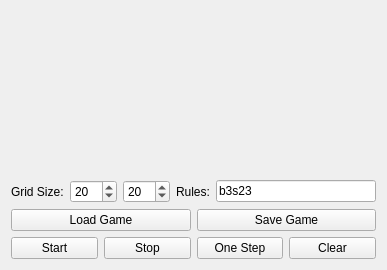
Above: Life/widget.ui from tkubysheva/NSU-projects before the change. Below: the same form after it.
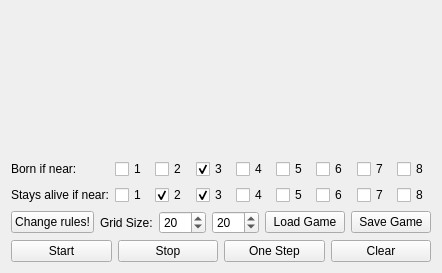
That is the form after the change.

```diff
--- a/Life/widget.ui
+++ b/Life/widget.ui
@@ -6,34 +6,26 @@
    <rect>
     <x>0</x>
     <y>0</y>
-    <width>387</width>
-    <height>270</height>
+    <width>440</width>
+    <height>273</height>
    </rect>
   </property>
   <property name="windowTitle">
    <string>Widget</string>
   </property>
   <layout class="QGridLayout" name="gridLayout_2">
-   <item row="0" column="0">
-    <layout class="QHBoxLayout" name="horizontalLayout">
-     <item>
-      <spacer name="verticalSpacer">
-       <property name="orientation">
-        <enum>Qt::Vertical</enum>
-       </property>
-       <property name="sizeHint" stdset="0">
-        <size>
-         <width>20</width>
-         <height>40</height>
-        </size>
-       </property>
-      </spacer>
-     </item>
-    </layout>
-   </item>
-   <item row="1" column="0">
+   <item row="2" column="0">
     <layout class="QVBoxLayout" name="verticalLayout">
      <item>
+      <layout class="QHBoxLayout" name="horizontalLayout_6">
+       <item>
+        <widget class="QPushButton" name="change">
+         <property name="text">
+          <string>Change rules!</string>
+         </property>
+        </widget>
+       </item>
+       <item>
       <layout class="QHBoxLayout" name="horizontalLayout_2">
        <item>
         <widget class="QLabel" name="label">
@@ -68,24 +60,8 @@
          </property>
         </widget>
        </item>
-       <item>
-        <widget class="QLabel" name="label_2">
-         <property name="text">
-          <string>Rules:</string>
-         </property>
-        </widget>
-       </item>
-       <item>
-        <widget class="QLineEdit" name="rules">
-         <property name="text">
-          <string>b3s23</string>
-         </property>
-        </widget>
-       </item>
-      </layout>
-     </item>
-     <item>
-      <layout class="QHBoxLayout" name="horizontalLayout_6">
+        </layout>
+       </item>
        <item>
         <widget class="QPushButton" name="load">
          <property name="text">
@@ -136,6 +112,165 @@
      </item>
     </layout>
    </item>
+   <item row="0" column="0">
+    <layout class="QHBoxLayout" name="horizontalLayout">
+     <item>
+      <spacer name="verticalSpacer">
+       <property name="orientation">
+        <enum>Qt::Vertical</enum>
+       </property>
+       <property name="sizeHint" stdset="0">
+        <size>
+         <width>20</width>
+         <height>40</height>
+        </size>
+       </property>
+      </spacer>
+     </item>
+    </layout>
+   </item>
+   <item row="1" column="0">
+    <layout class="QGridLayout" name="gridLayout">
+     <item row="2" column="8">
+      <widget class="QCheckBox" name="b8">
+       <property name="text">
+        <string>8</string>
+       </property>
+      </widget>
+     </item>
+     <item row="5" column="3">
+      <widget class="QCheckBox" name="s3">
+       <property name="text">
+        <string>3</string>
+       </property>
+       <property name="checked">
+        <bool>true</bool>
+       </property>
+      </widget>
+     </item>
+     <item row="5" column="4">
+      <widget class="QCheckBox" name="s4">
+       <property name="text">
+        <string>4</string>
+       </property>
+      </widget>
+     </item>
+     <item row="2" column="3">
+      <widget class="QCheckBox" name="b3">
+       <property name="text">
+        <string>3</string>
+       </property>
+       <property name="checked">
+        <bool>true</bool>
+       </property>
+      </widget>
+     </item>
+     <item row="2" column="4">
+      <widget class="QCheckBox" name="b4">
+       <property name="text">
+        <string>4</string>
+       </property>
+      </widget>
+     </item>
+     <item row="5" column="8">
+      <widget class="QCheckBox" name="s8">
+       <property name="text">
+        <string>8</string>
+       </property>
+      </widget>
+     </item>
+     <item row="5" column="7">
+      <widget class="QCheckBox" name="s7">
+       <property name="text">
+        <string>7</string>
+       </property>
+      </widget>
+     </item>
+     <item row="5" column="5">
+      <widget class="QCheckBox" name="s5">
+       <property name="text">
+        <string>5</string>
+       </property>
+      </widget>
+     </item>
+     <item row="2" column="6">
+      <widget class="QCheckBox" name="b6">
+       <property name="text">
+        <string>6</string>
+       </property>
+      </widget>
+     </item>
+     <item row="5" column="2">
+      <widget class="QCheckBox" name="s2">
+       <property name="text">
+        <string>2</string>
+       </property>
+       <property name="checked">
+        <bool>true</bool>
+       </property>
+      </widget>
+     </item>
+     <item row="2" column="2">
+      <widget class="QCheckBox" name="b2">
+       <property name="text">
+        <string>2</string>
+       </property>
+       <property name="checked">
+        <bool>false</bool>
+       </property>
+      </widget>
+     </item>
+     <item row="2" column="5">
+      <widget class="QCheckBox" name="b5">
+       <property name="text">
+        <string>5</string>
+       </property>
+      </widget>
+     </item>
+     <item row="5" column="6">
+      <widget class="QCheckBox" name="s6">
+       <property name="text">
+        <string>6</string>
+       </property>
+      </widget>
+     </item>
+     <item row="2" column="7">
+      <widget class="QCheckBox" name="b7">
+       <property name="text">
+        <string>7</string>
+       </property>
+      </widget>
+     </item>
+     <item row="2" column="1">
+      <widget class="QCheckBox" name="b1">
+       <property name="text">
+        <string>1</string>
+       </property>
+      </widget>
+     </item>
+     <item row="5" column="1">
+      <widget class="QCheckBox" name="s1">
+       <property name="text">
+        <string>1</string>
+       </property>
+      </widget>
+     </item>
+     <item row="2" column="0">
+      <widget class="QLabel" name="label_2">
+       <property name="text">
+        <string>Born if near:</string>
+       </property>
+      </widget>
+     </item>
+     <item row="5" column="0">
+      <widget class="QLabel" name="label_3">
+       <property name="text">
+        <string>Stays alive if near:</string>
+       </property>
+      </widget>
+     </item>
+    </layout>
+   </item>
   </layout>
  </widget>
  <resources/>
```
Lines whose indentation alone changed are shown as unchanged.
